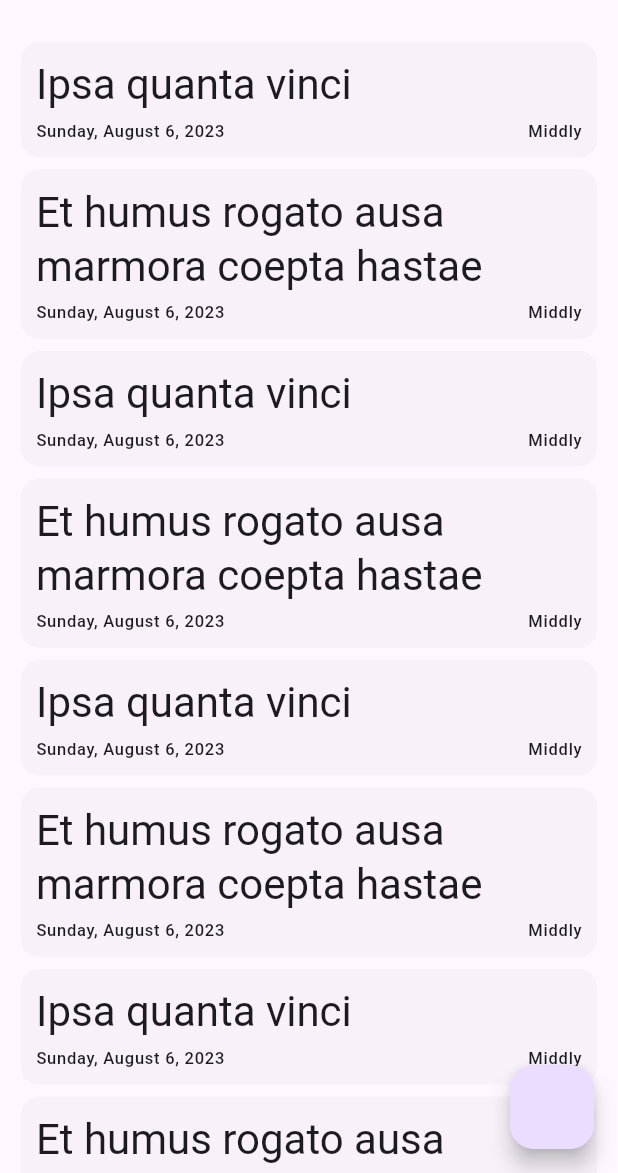
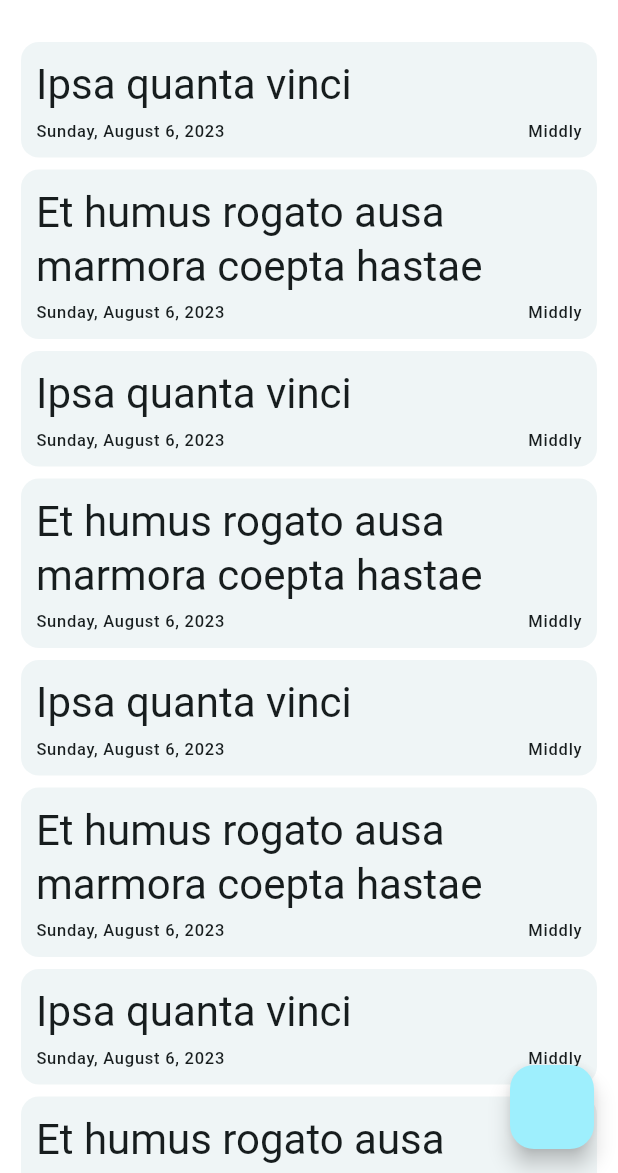
Before and after one commit to mid2ly/PaperLog, a Flutter app: the screen it shows after launch, on a phone screen of 412 x 824 dp, the part 63-1236 px from its top. Run offline on Flutter 3.47's test engine with Material 2 defaults, Android fonts, the light colour scheme and no system bars; our stand-ins replace flutter_markdown; missing offline and left inert: window_size.

Commit message:
theme color edit

```diff
--- a/lib/main.dart
+++ b/lib/main.dart
@@ -37,7 +37,18 @@ class PaperLogApp extends StatelessWidget {
       debugShowCheckedModeBanner: false,
       title: appInfo.name,
       theme: ThemeData(
-        colorScheme: ColorScheme.fromSeed(seedColor: Colors.deepPurple),
+        colorScheme: ColorScheme.fromSeed(
+          seedColor: Colors.white,
+          surface: Colors.white,
+          background: Colors.white,
+        ),
+        useMaterial3: true,
+      ),
+      darkTheme: ThemeData(
+        colorScheme: const ColorScheme.dark(
+          surface: Colors.black,
+          background: Colors.black,
+        ),
         useMaterial3: true,
       ),
       home: const MainPage(),
```
Also changed, not shown: lib/posting.dart (+7 -78 lines).
